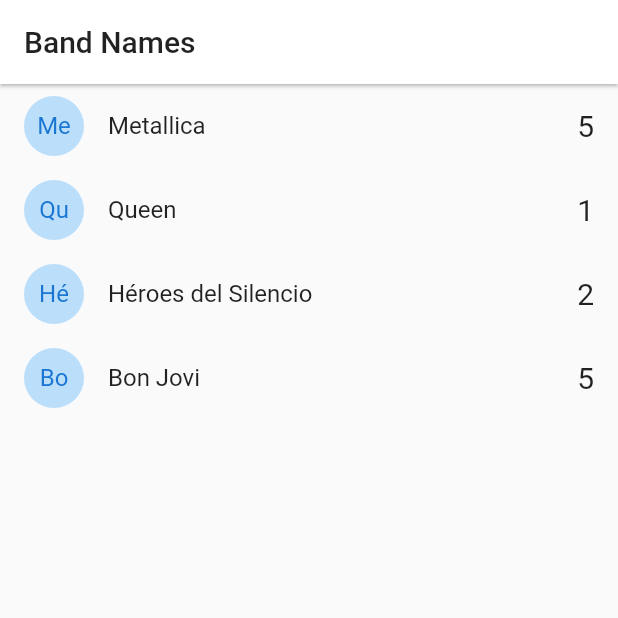
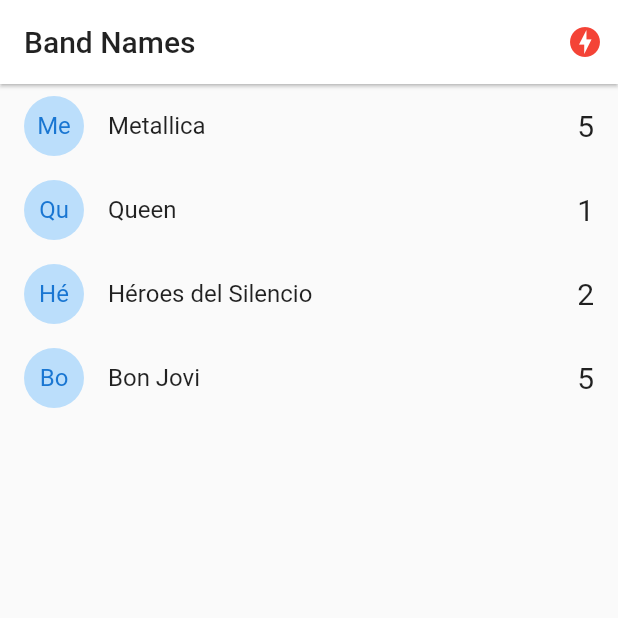
Before and after one commit to danireysan/band_names, a Flutter app: the screen it shows after launch, on a phone screen of 412 x 824 dp, the top half of it. Run offline on Flutter 3.47's test engine with Material 2 defaults, Android fonts, the phone set to English and light mode, and no system bars; our stand-ins replace socket_io_client; network calls fail.

Commit message:
added connection checker

```diff
--- a/lib/pages/home.dart
+++ b/lib/pages/home.dart
@@ -4,6 +4,9 @@ import 'dart:io';
 import 'package:band_names/models/model.dart';
 import 'package:flutter/cupertino.dart';
 import 'package:flutter/material.dart';
+import 'package:provider/provider.dart';
+
+import '../services/socket_service.dart';
 
 class HomePage extends StatefulWidget {
   const HomePage({super.key});
@@ -21,6 +24,20 @@ class _HomePageState extends State<HomePage> {
   ];
   @override
   Widget build(BuildContext context) {
+    final socketService = Provider.of<SocketService>(context);
+
+    Widget isOnline() {
+      return (socketService.serverStatus == ServerStatus.online)
+          ? Icon(
+              Icons.check_circle,
+              color: Colors.blue[300],
+            )
+          : const Icon(
+              Icons.offline_bolt,
+              color: Colors.red,
+            );
+    }
+
     return Scaffold(
       appBar: AppBar(
         title: const Text(
@@ -29,6 +46,9 @@ class _HomePageState extends State<HomePage> {
         ),
         backgroundColor: Colors.white,
         elevation: 1,
+        actions: <Widget>[
+          _connectionChecker(isOnline),
+        ],
       ),
       floatingActionButton: FloatingActionButton(
         onPressed: addNewBand,
@@ -39,6 +59,13 @@ class _HomePageState extends State<HomePage> {
         itemCount: bands.length,
         itemBuilder: (_, i) => _bandTile(bands[i]),
       ),
+    );
+  }
+
+  Container _connectionChecker(Widget Function() isOnline) {
+    return Container(
+      margin: const EdgeInsets.only(right: 10),
+      child: isOnline(),
     );
   }
 
```
